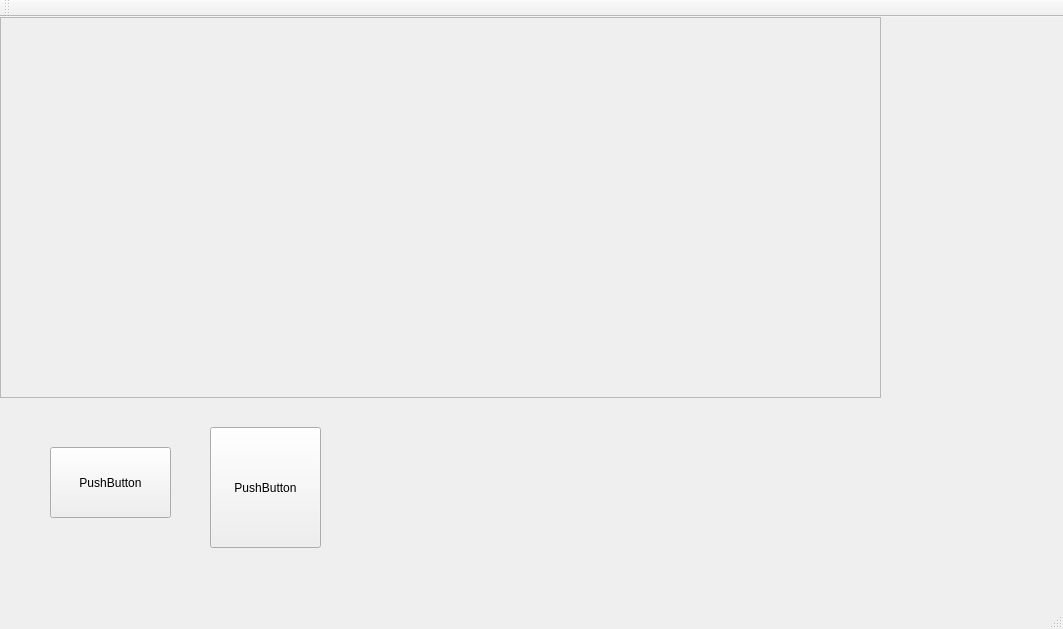
First picture: the form in Code/Sandbox/Editor/gamewindow.ui, repository fromasmtodisasm/BlackBox, before the edit.
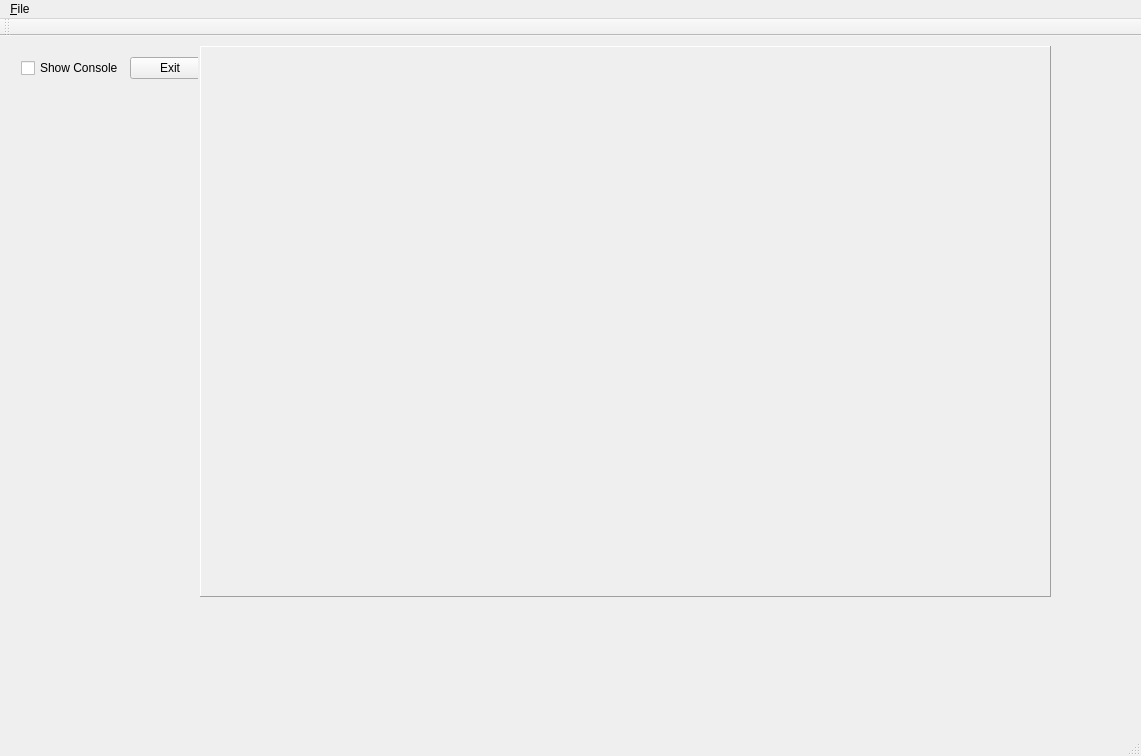
Second picture: the form after the edit. Icons and pictures are not drawn.

```diff
--- a/Code/Sandbox/Editor/gamewindow.ui
+++ b/Code/Sandbox/Editor/gamewindow.ui
@@ -6,66 +6,127 @@
    <rect>
     <x>0</x>
     <y>0</y>
-    <width>1063</width>
-    <height>629</height>
+    <width>1141</width>
+    <height>756</height>
    </rect>
   </property>
   <property name="windowTitle">
    <string>GameWindow</string>
   </property>
   <widget class="QWidget" name="centralWidget">
+   <property name="sizePolicy">
+    <sizepolicy hsizetype="Expanding" vsizetype="Expanding">
+     <horstretch>0</horstretch>
+     <verstretch>0</verstretch>
+    </sizepolicy>
+   </property>
+   <property name="maximumSize">
+    <size>
+     <width>1060</width>
+     <height>570</height>
+    </size>
+   </property>
+   <widget class="QWidget" name="formLayoutWidget">
+    <property name="geometry">
+     <rect>
+      <x>10</x>
+      <y>10</y>
+      <width>188</width>
+      <height>551</height>
+     </rect>
+    </property>
+    <layout class="QFormLayout" name="formLayout">
+     <property name="sizeConstraint">
+      <enum>QLayout::SetMaximumSize</enum>
+     </property>
+     <property name="fieldGrowthPolicy">
+      <enum>QFormLayout::ExpandingFieldsGrow</enum>
+     </property>
+     <property name="rowWrapPolicy">
+      <enum>QFormLayout::WrapLongRows</enum>
+     </property>
+     <item row="0" column="0">
+      <layout class="QHBoxLayout" name="horizontalLayout">
+       <item>
+        <widget class="QCheckBox" name="checkBox">
+         <property name="sizePolicy">
+          <sizepolicy hsizetype="Minimum" vsizetype="Minimum">
+           <horstretch>0</horstretch>
+           <verstretch>0</verstretch>
+          </sizepolicy>
+         </property>
+         <property name="text">
+          <string>Show Console</string>
+         </property>
+        </widget>
+       </item>
+       <item>
+        <widget class="QPushButton" name="pushButton_2">
+         <property name="sizePolicy">
+          <sizepolicy hsizetype="Minimum" vsizetype="Minimum">
+           <horstretch>0</horstretch>
+           <verstretch>0</verstretch>
+          </sizepolicy>
+         </property>
+         <property name="text">
+          <string>Exit</string>
+         </property>
+        </widget>
+       </item>
+      </layout>
+     </item>
+    </layout>
+   </widget>
    <widget class="QFrame" name="frame">
     <property name="geometry">
      <rect>
-      <x>0</x>
-      <y>0</y>
-      <width>881</width>
-      <height>381</height>
+      <x>200</x>
+      <y>10</y>
+      <width>851</width>
+      <height>551</height>
      </rect>
     </property>
+    <property name="sizePolicy">
+     <sizepolicy hsizetype="Maximum" vsizetype="Ignored">
+      <horstretch>0</horstretch>
+      <verstretch>0</verstretch>
+     </sizepolicy>
+    </property>
+    <property name="maximumSize">
+     <size>
+      <width>851</width>
+      <height>551</height>
+     </size>
+    </property>
+    <property name="cursor">
+     <cursorShape>CrossCursor</cursorShape>
+    </property>
     <property name="frameShape">
-     <enum>QFrame::StyledPanel</enum>
+     <enum>QFrame::Panel</enum>
     </property>
     <property name="frameShadow">
      <enum>QFrame::Raised</enum>
     </property>
    </widget>
-   <widget class="QPushButton" name="pushButton_2">
-    <property name="geometry">
-     <rect>
-      <x>50</x>
-      <y>430</y>
-      <width>121</width>
-      <height>71</height>
-     </rect>
-    </property>
-    <property name="text">
-     <string>PushButton</string>
-    </property>
-   </widget>
-   <widget class="QPushButton" name="pushButton">
-    <property name="geometry">
-     <rect>
-      <x>210</x>
-      <y>410</y>
-      <width>111</width>
-      <height>121</height>
-     </rect>
-    </property>
-    <property name="text">
-     <string>PushButton</string>
-    </property>
-   </widget>
   </widget>
   <widget class="QMenuBar" name="menuBar">
    <property name="geometry">
     <rect>
      <x>0</x>
      <y>0</y>
-     <width>1063</width>
-     <height>22</height>
+     <width>1141</width>
+     <height>20</height>
     </rect>
    </property>
+   <widget class="QMenu" name="menu_File">
+    <property name="title">
+     <string>&amp;File</string>
+    </property>
+    <addaction name="separator"/>
+    <addaction name="action_Open"/>
+    <addaction name="actionQuit"/>
+   </widget>
+   <addaction name="menu_File"/>
   </widget>
   <widget class="QToolBar" name="mainToolBar">
    <attribute name="toolBarArea">
```
Left out of the diff: 14 changed lines with no effect on the pictures.
